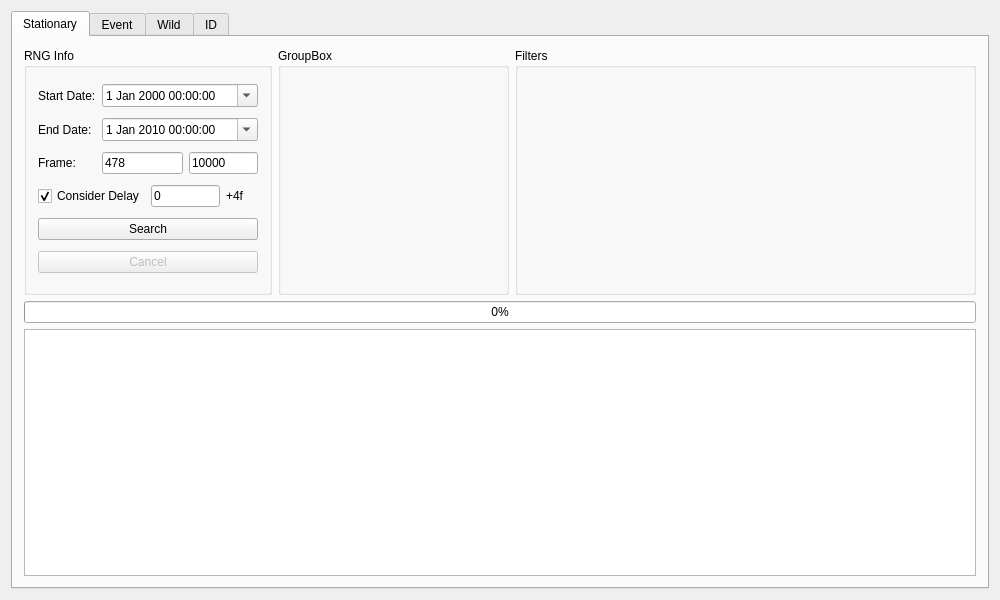
The window that Forms/MainWindow.ui (PMArkive/Gen7TimeFinder) describes before a commit, drawn with Qt 5.
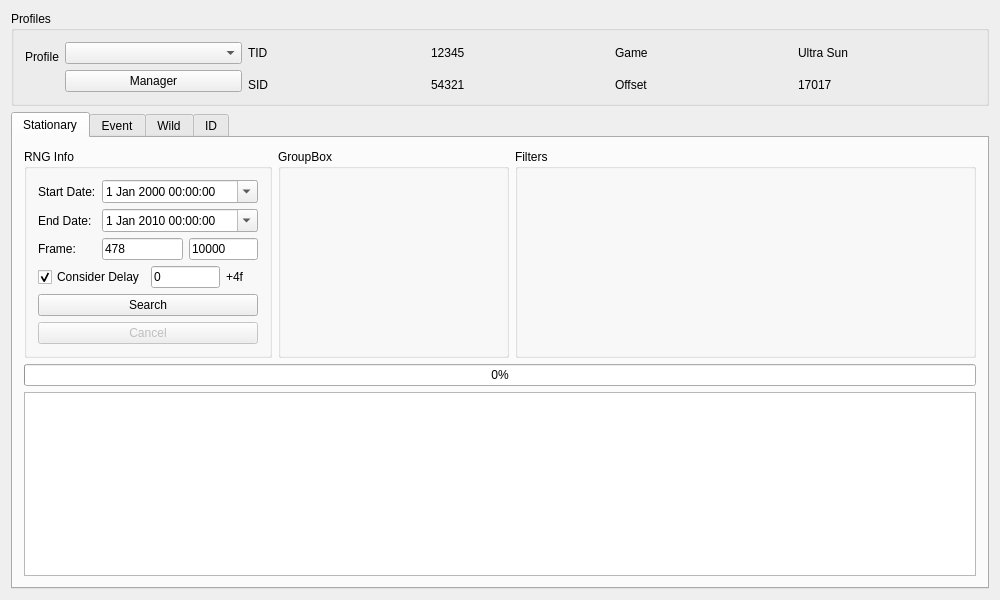
The same window after the commit.

Commit message:
Begin of profiles
Doesn't work yet. Pushing before hard drive fails.

What changed in the file:
```diff
--- a/Forms/MainWindow.ui
+++ b/Forms/MainWindow.ui
@@ -21,8 +21,14 @@
   </property>
   <widget class="QWidget" name="centralWidget">
    <layout class="QGridLayout" name="gridLayout">
-    <item row="0" column="0">
+    <item row="1" column="0">
      <widget class="QTabWidget" name="tabSelection">
+      <property name="sizePolicy">
+       <sizepolicy hsizetype="Expanding" vsizetype="Expanding">
+        <horstretch>0</horstretch>
+        <verstretch>8</verstretch>
+       </sizepolicy>
+      </property>
       <property name="currentIndex">
        <number>0</number>
       </property>
@@ -573,6 +579,100 @@
       </widget>
      </widget>
     </item>
+    <item row="0" column="0">
+     <widget class="QGroupBox" name="groupBoxProfile">
+      <property name="sizePolicy">
+       <sizepolicy hsizetype="Preferred" vsizetype="Preferred">
+        <horstretch>0</horstretch>
+        <verstretch>1</verstretch>
+       </sizepolicy>
+      </property>
+      <property name="title">
+       <string>Profiles</string>
+      </property>
+      <layout class="QGridLayout" name="gridLayout_9">
+       <item row="0" column="0" rowspan="2">
+        <widget class="QLabel" name="labelProfile">
+         <property name="sizePolicy">
+          <sizepolicy hsizetype="Fixed" vsizetype="Preferred">
+           <horstretch>0</horstretch>
+           <verstretch>0</verstretch>
+          </sizepolicy>
+         </property>
+         <property name="text">
+          <string>Profile</string>
+         </property>
+        </widget>
+       </item>
+       <item row="0" column="1">
+        <widget class="QComboBox" name="comboBoxProfiles"/>
+       </item>
+       <item row="0" column="2">
+        <widget class="QLabel" name="labelProfileTID">
+         <property name="text">
+          <string>TID</string>
+         </property>
+        </widget>
+       </item>
+       <item row="0" column="3">
+        <widget class="QLabel" name="labelProfileTIDValue">
+         <property name="text">
+          <string notr="true">12345</string>
+         </property>
+        </widget>
+       </item>
+       <item row="0" column="4">
+        <widget class="QLabel" name="labelProfileGame">
+         <property name="text">
+          <string>Game</string>
+         </property>
+        </widget>
+       </item>
+       <item row="0" column="5">
+        <widget class="QLabel" name="labelProfileGameValue">
+         <property name="text">
+          <string>Ultra Sun</string>
+         </property>
+        </widget>
+       </item>
+       <item row="1" column="1" rowspan="2">
+        <widget class="QPushButton" name="pushButtonProfileManager">
+         <property name="text">
+          <string>Manager</string>
+         </property>
+        </widget>
+       </item>
+       <item row="2" column="2">
+        <widget class="QLabel" name="labelProfileSID">
+         <property name="text">
+          <string>SID</string>
+         </property>
+        </widget>
+       </item>
+       <item row="2" column="3">
+        <widget class="QLabel" name="labelProfileSIDValue">
+         <property name="text">
+          <string notr="true">54321</string>
+         </property>
+        </widget>
+       </item>
+       <item row="2" column="4">
+        <widget class="QLabel" name="labelProfileOffset">
+         <property name="text">
+          <string>Offset</string>
+         </property>
+        </widget>
+       </item>
+       <item row="2" column="5">
+        <widget class="QLabel" name="labelProfileOffsetValue">
+         <property name="text">
+          <string>17017</string>
+         </property>
+        </widget>
+       </item>
+      </layout>
+     </widget>
+    </item>
    </layout>
   </widget>
   <widget class="QMenuBar" name="menuBar">
```
The commit also changes 15 other files.
